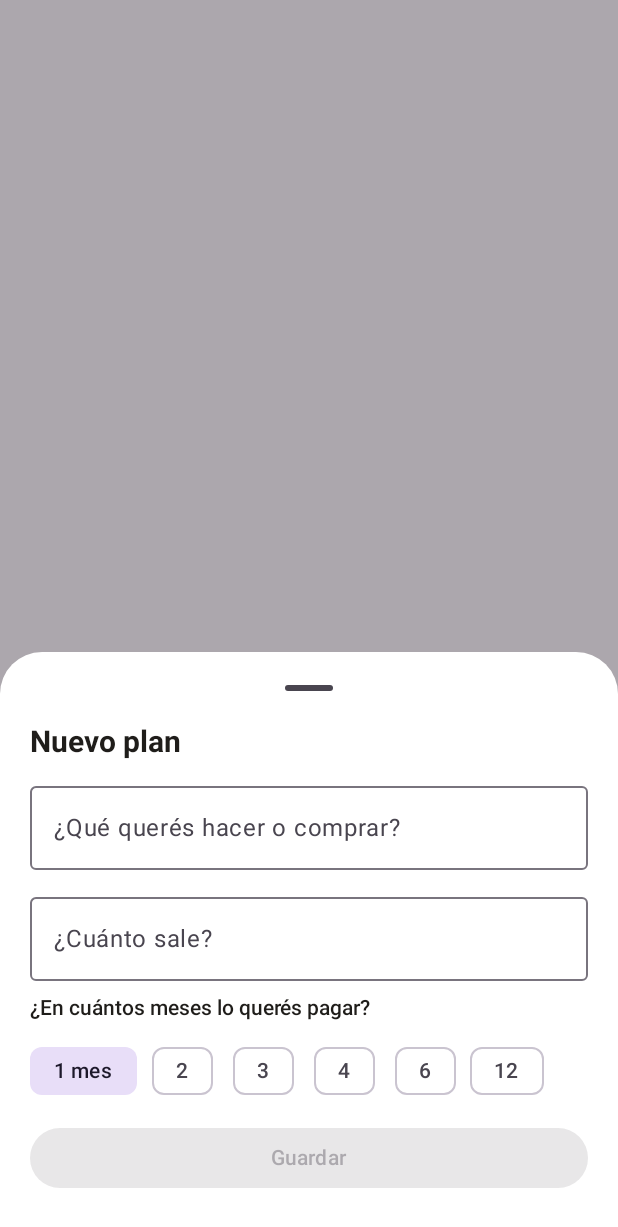
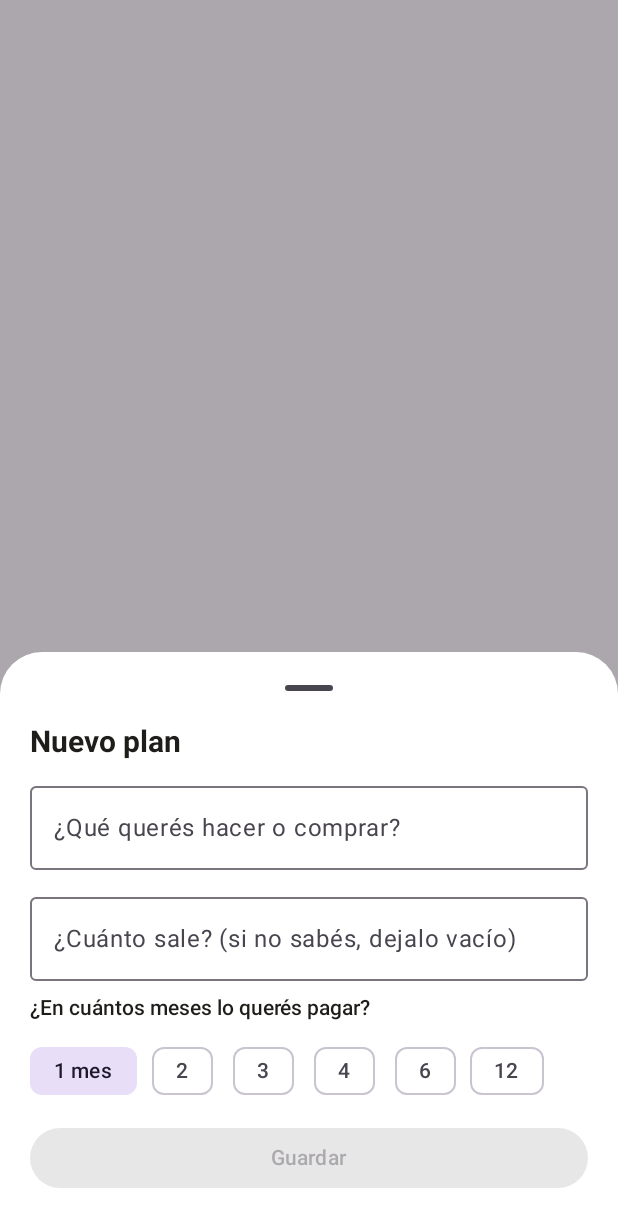
Before and after one commit to bustosmartin181-dotcom/MiPlata-Kotlin, an Android app built with Jetpack Compose: the composable HojaPlanEditar called with empty values, on a phone screen of 412 x 824 dp. Shown: the top 1227 px of the screen. Run offline under Robolectric (Android 15) with nearby library versions, the phone set to English and light mode, and no system bars; 6 statements that could not run were skipped.

Commit message:
Mis planes: se pueden guardar sin monto ("Monto a definir")
Un plan sin monto queda guardado pero no se puede activar hasta cargarle
cuánto sale (botón "Poner monto"). Si a un plan activo le borran el
monto, se desactiva.

Co-Authored-By: Claude Opus 5.5 <noreply@anthropic.com>
Claude-Session: https://claude.ai/code/session_017ucwMBtwFfg62dAj2K4WiM

```diff
--- a/app/src/main/java/com/miplata/kotlin/datos/Almacen.kt
+++ b/app/src/main/java/com/miplata/kotlin/datos/Almacen.kt
@@ -158,7 +158,10 @@ class Almacen(private val carpeta: File) {
     fun guardarPlan(id: Long?, nombre: String, total: Double, meses: Int) = if (id == null) cambiarPlanes { l ->
         l += JsonObject(mapOf("id" to JsonPrimitive(System.currentTimeMillis()), "n" to JsonPrimitive(nombre), "total" to num(total),
             "meses" to JsonPrimitive(meses.coerceIn(1, 24)), "activo" to JsonPrimitive(false), "hechas" to JsonPrimitive(0), "p" to JsonPrimitive(false)))
-    } else cambiarPlan(id) { it["n"] = JsonPrimitive(nombre); it["total"] = num(total); it["meses"] = JsonPrimitive(meses.coerceIn(1, 24)) }
+    } else cambiarPlan(id) {
+        it["n"] = JsonPrimitive(nombre); it["total"] = num(total); it["meses"] = JsonPrimitive(meses.coerceIn(1, 24))
+        if (total <= 0) { it["activo"] = JsonPrimitive(false); it.remove("desde") }     // sin monto no se puede descontar
+    }
     fun borrarPlan(id: Long) = cambiarPlanes { l -> l.removeAll { it["id"].num().toLong() == id } }
     /** Activar: se descuenta desde hoy (o desde el cobro si el período todavía no empezó). Desactivar: la plata vuelve. */
     fun activarPlan(id: Long, on: Boolean) {
--- a/app/src/main/java/com/miplata/kotlin/ui/Mas.kt
+++ b/app/src/main/java/com/miplata/kotlin/ui/Mas.kt
@@ -70,7 +70,8 @@ val NOVEDADES = listOf(
     "10.8" to listOf("🎯 Mis planes (en Plan): anotá los gastos que tenés en mente, como arreglar el auto o una compra grande",
         "Con ❌ no tocan tu plata. Con ✅ se descuentan como un gasto prioritario, repartidos entre los días que quedan desde hoy",
         "Se pueden pagar en varios meses: cada período se descuenta una cuota, hasta que el plan queda cumplido",
-        "Marcá Pendiente o Pagado igual que en los gastos importantes"),
+        "Marcá Pendiente o Pagado igual que en los gastos importantes",
+        "Si todavía no sabés cuánto sale, guardalo con el monto vacío (\"Monto a definir\") y activalo cuando lo sepas"),
     "10.7" to listOf("✨ Bienvenida nueva en 6 pantallas, como la Mi plata original: Bienvenido, Así funciona, Tu plata tu decisión, ¿De dónde viene tu plata?, Gastos importantes y ¡Listo!",
         "Las pantallas entran deslizando y se van llenando de a poco; los números corren hasta su valor",
         "🎬 La demo automática recorre las 6 pantallas (ya no se queda quieta en la primera)",
--- a/app/src/main/java/com/miplata/kotlin/ui/Planes.kt
+++ b/app/src/main/java/com/miplata/kotlin/ui/Planes.kt
@@ -45,10 +45,12 @@ private fun FilaPlan(p: Plan, c: Calculo, alEditar: () -> Unit, alActivar: (Bool
         .clickable(onClick = alEditar).padding(14.dp), verticalArrangement = Arrangement.spacedBy(6.dp)) {
         Row(verticalAlignment = Alignment.CenterVertically) {
             Text(p.n.ifBlank { "Plan" }, Modifier.weight(1f), fontWeight = FontWeight.Bold, color = k.texto, fontSize = 16.sp)
-            Text(dinero(p.total), fontWeight = FontWeight.Bold, color = k.texto)
+            if (p.total > 0) Text(dinero(p.total), fontWeight = FontWeight.Bold, color = k.texto)
+            else Text("Monto a definir", fontWeight = FontWeight.SemiBold, color = k.naranja, fontSize = 14.sp)
         }
         Text(when {
             p.fin -> "✅ Cumplido" + if (p.meses > 1) " · ${p.meses} cuotas" else ""
+            p.total <= 0 -> "Cuando sepas cuánto sale, tocalo y cargá el monto para poder activarlo."
             p.meses > 1 -> "En ${p.meses} meses · cuota ${p.cuotaNumero} de ${p.meses}: ${dinero(p.cuota)}"
             else -> "Un solo pago"
         }, fontSize = 13.sp, color = k.suave)
@@ -60,7 +62,8 @@ private fun FilaPlan(p: Plan, c: Calculo, alEditar: () -> Unit, alActivar: (Bool
             if (p.activo) {
                 OutlinedButton(onClick = { alActivar(false) }, colors = ButtonDefaults.outlinedButtonColors(contentColor = k.rojo)) { Text("❌ Desactivar") }
                 FilterChip(selected = p.p, onClick = { alPagado(!p.p) }, label = { Text(if (p.p) "✅ Pagado" else "Pendiente") })
-            } else Button(onClick = { alActivar(true) }) { Text("✅ Activar") }
+            } else if (p.total > 0) Button(onClick = { alActivar(true) }) { Text("✅ Activar") }
+            else OutlinedButton(onClick = alEditar) { Text("✏️ Poner monto") }
         }
     }
 }
@@ -73,7 +76,7 @@ fun HojaPlanEditar(plan: Plan?, alCerrar: () -> Unit, alGuardar: (String, Double
     var meses by remember { mutableIntStateOf(plan?.meses ?: 1) }
     Hoja(alCerrar, if (plan == null) "Nuevo plan" else "Editar plan") {
         OutlinedTextField(nombre, { nombre = it }, Modifier.fillMaxWidth(), label = { Text("¿Qué querés hacer o comprar?") }, singleLine = true)
-        CampoMonto(monto, { monto = it }, "¿Cuánto sale?")
+        CampoMonto(monto, { monto = it }, "¿Cuánto sale? (si no sabés, dejalo vacío)")
         Text("¿En cuántos meses lo querés pagar?", color = k.texto, fontWeight = FontWeight.SemiBold)
         Row(horizontalArrangement = Arrangement.spacedBy(6.dp)) {
             listOf(1, 2, 3, 4, 6, 12).forEach { m -> FilterChip(selected = meses == m, onClick = { meses = m }, label = { Text(if (m == 1) "1 mes" else "$m") }) }
@@ -81,7 +84,9 @@ fun HojaPlanEditar(plan: Plan?, alCerrar: () -> Unit, alGuardar: (String, Double
         val total = aNumero(monto)
         if (total > 0) Text(if (meses == 1) "Se descuenta todo en el período en que lo actives." else "≈ ${dinero(total / meses)} por mes, durante $meses períodos.", fontSize = 13.sp, color = k.suave)
         if (plan?.activo == true) Text("Está activo: si cambiás el monto, se ajusta lo que se descuenta.", fontSize = 13.sp, color = k.naranja)
-        Button(onClick = { if (total > 0) alGuardar(nombre.trim(), total, meses) }, Modifier.fillMaxWidth(), enabled = total > 0) { Text("Guardar") }
+        if (total <= 0 && nombre.isNotBlank()) Text("Se guarda como \"Monto a definir\". Lo vas a poder activar cuando le cargues cuánto sale.", fontSize = 13.sp, color = k.suave)
+        val sePuede = total > 0 || nombre.isNotBlank()
+        Button(onClick = { if (sePuede) alGuardar(nombre.trim(), total.coerceAtLeast(0.0), meses) }, Modifier.fillMaxWidth(), enabled = sePuede) { Text("Guardar") }
         if (plan != null) TextButton(onClick = alBorrar, Modifier.fillMaxWidth()) { Text("Borrar plan", color = k.rojo) }
     }
 }
```
